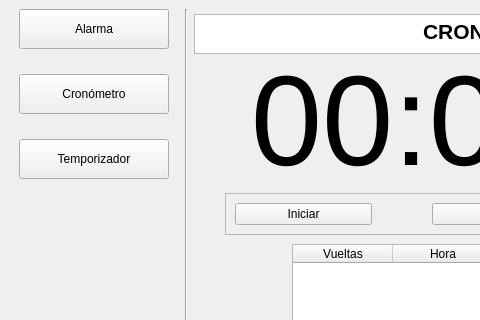
This is principal.ui in gllerenamo/reloj-despertador as Qt 5 draws it before an edit; both pictures show x 0 to 480 and y 0 to 320 of the 815 by 499 pixel window. The edited form follows.
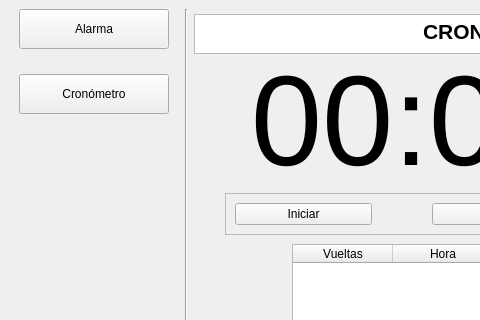
This is the edited form.

Commit message: Funciones para el cronometro

What changed in the file:
```diff
--- a/principal.ui
+++ b/principal.ui
@@ -17,7 +17,7 @@
    <layout class="QGridLayout" name="gridLayout_2">
     <item row="0" column="0" alignment="Qt::AlignmentFlag::AlignTop">
      <widget class="QFrame" name="views_buttons">
-      <layout class="QVBoxLayout" name="verticalLayout" stretch="0,0,0">
+      <layout class="QVBoxLayout" name="verticalLayout" stretch="0,0">
        <property name="spacing">
         <number>25</number>
        </property>
@@ -74,22 +74,6 @@
          </property>
         </widget>
        </item>
-       <item alignment="Qt::AlignmentFlag::AlignTop">
-        <widget class="QPushButton" name="temporizador_button">
-         <property name="minimumSize">
-          <size>
-           <width>0</width>
-           <height>40</height>
-          </size>
-         </property>
-         <property name="cursor">
-          <cursorShape>PointingHandCursor</cursorShape>
-         </property>
-         <property name="text">
-          <string>Temporizador</string>
-         </property>
-        </widget>
-       </item>
       </layout>
      </widget>
     </item>
```
Left out of the diff: 6 changed lines with no effect on the pictures. The commit also changes 2 other files.
